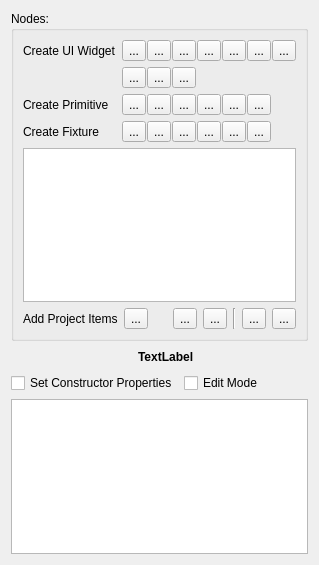
Above: Editor/src/Items/Entity/EntityWidget.ui from GameOverture/HarmonyEngine before the change. Below: the same form after it.
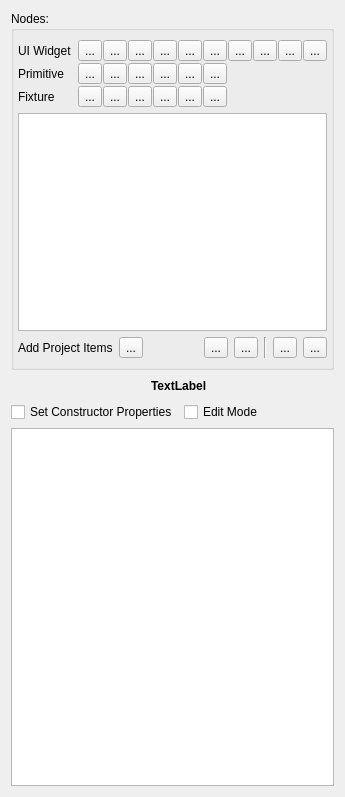
That is the form after the change. Icons and pictures are not drawn. Custom widgets are drawn as their Qt base class.

Commit message: Big ShapeCtrl->Polygon2dModel/View refactor; TileSet CollisionLayer impl; ShapeEditMode->EditMode refactor (no longer uses action enums from DrawEx)

```diff
--- a/Editor/src/Items/Entity/EntityWidget.ui
+++ b/Editor/src/Items/Entity/EntityWidget.ui
@@ -6,8 +6,8 @@
    <rect>
     <x>0</x>
     <y>0</y>
-    <width>314</width>
-    <height>565</height>
+    <width>334</width>
+    <height>797</height>
    </rect>
   </property>
   <property name="windowTitle">
@@ -20,9 +20,38 @@
       <string>Nodes:</string>
      </property>
      <layout class="QVBoxLayout" name="verticalLayout_3">
+      <property name="leftMargin">
+       <number>4</number>
+      </property>
+      <property name="rightMargin">
+       <number>4</number>
+      </property>
       <item>
        <layout class="QGridLayout" name="gridLayout">
-        <item row="2" column="1">
+        <property name="verticalSpacing">
+         <number>2</number>
+        </property>
+        <item row="0" column="0">
+         <widget class="QLabel" name="lblAddWidget">
+          <property name="toolTip">
+           <string>Add a customizable prebuilt entity that behaves like a UI widget/control</string>
+          </property>
+          <property name="text">
+           <string>UI Widget</string>
+          </property>
+         </widget>
+        </item>
+        <item row="1" column="0">
+         <widget class="QLabel" name="lblAddPrimitive">
+          <property name="toolTip">
+           <string>Primitives are visually rendered shapes that are cosmedic only</string>
+          </property>
+          <property name="text">
+           <string>Primitive</string>
+          </property>
+         </widget>
+        </item>
+        <item row="1" column="1">
          <layout class="QHBoxLayout" name="lytAddPrimitiveShape">
           <property name="spacing">
            <number>1</number>
@@ -102,37 +131,7 @@
           </item>
          </layout>
         </item>
-        <item row="3" column="0">
-         <widget class="QLabel" name="lblAddShape">
-          <property name="toolTip">
-           <string>Fixtures are invisible shapes used as bounding volumes, collision, or sensors</string>
-          </property>
-          <property name="text">
-           <string>Create Fixture</string>
-          </property>
-         </widget>
-        </item>
-        <item row="0" column="0">
-         <widget class="QLabel" name="lblAddWidget">
-          <property name="toolTip">
-           <string>Add a customizable prebuilt entity that behaves like a UI widget/control</string>
-          </property>
-          <property name="text">
-           <string>Create UI Widget</string>
-          </property>
-         </widget>
-        </item>
-        <item row="2" column="0">
-         <widget class="QLabel" name="lblAddPrimitive">
-          <property name="toolTip">
-           <string>Primitives are visually rendered shapes that are cosmedic only</string>
-          </property>
-          <property name="text">
-           <string>Create Primitive</string>
-          </property>
-         </widget>
-        </item>
-        <item row="3" column="1">
+        <item row="2" column="1">
          <layout class="QHBoxLayout" name="lytAddBoundingShape">
           <property name="spacing">
            <number>1</number>
@@ -267,26 +266,6 @@
            </widget>
           </item>
           <item>
-           <spacer name="horizontalSpacer_6">
-            <property name="orientation">
-             <enum>Qt::Horizontal</enum>
-            </property>
-            <property name="sizeHint" stdset="0">
-             <size>
-              <width>40</width>
-              <height>20</height>
-             </size>
-            </property>
-           </spacer>
-          </item>
-         </layout>
-        </item>
-        <item row="1" column="1">
-         <layout class="QHBoxLayout" name="horizontalLayout_4">
-          <property name="spacing">
-           <number>1</number>
-          </property>
-          <item>
            <widget class="QToolButton" name="btnAddTextField">
             <property name="text">
              <string>...</string>
@@ -308,9 +287,9 @@
            </widget>
           </item>
           <item>
-           <spacer name="horizontalSpacer_7">
+           <spacer name="horizontalSpacer_6">
             <property name="orientation">
-             <enum>Qt::Horizontal</enum>
+             <enum>Qt::Orientation::Horizontal</enum>
             </property>
             <property name="sizeHint" stdset="0">
              <size>
@@ -322,6 +301,16 @@
           </item>
          </layout>
         </item>
+        <item row="2" column="0">
+         <widget class="QLabel" name="lblAddShape">
+          <property name="toolTip">
+           <string>Fixtures are invisible shapes used as bounding volumes, collision, or sensors</string>
+          </property>
+          <property name="text">
+           <string>Fixture</string>
+          </property>
+         </widget>
+        </item>
        </layout>
       </item>
       <item>
@@ -441,7 +430,6 @@
       <widget class="QLabel" name="lblSelectedItemText">
        <property name="font">
         <font>
-         <weight>75</weight>
          <bold>true</bold>
          <underline>false</underline>
         </font>
```
Left out of the diff: 38 changed lines with no effect on the pictures. The commit also changes 47 other files.
